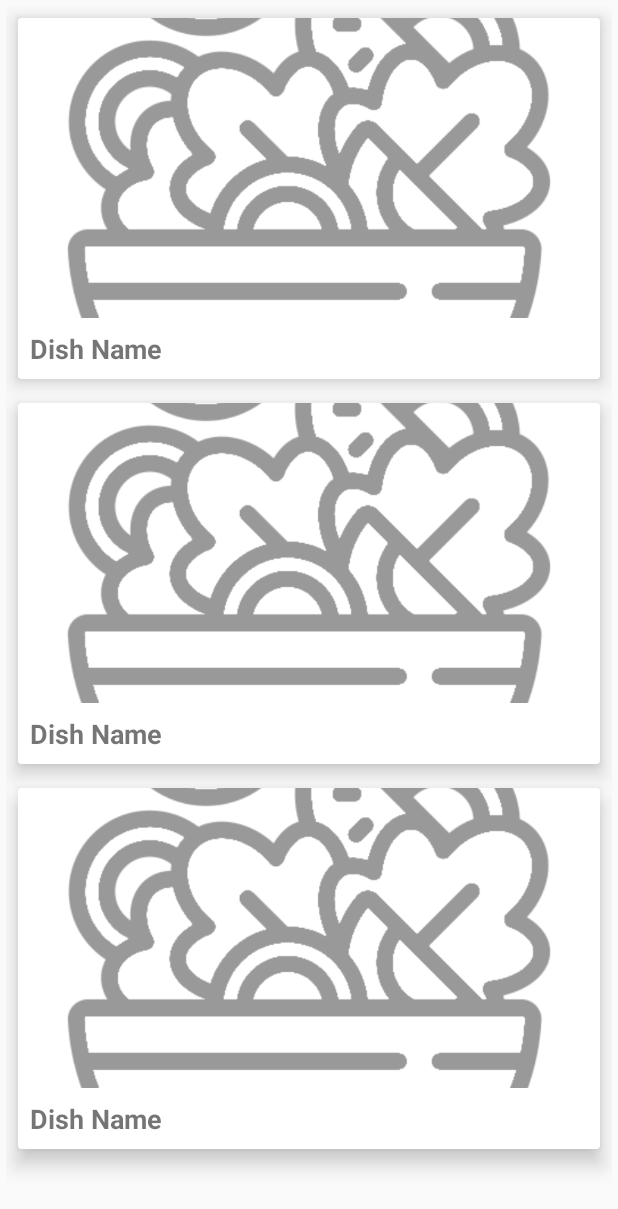
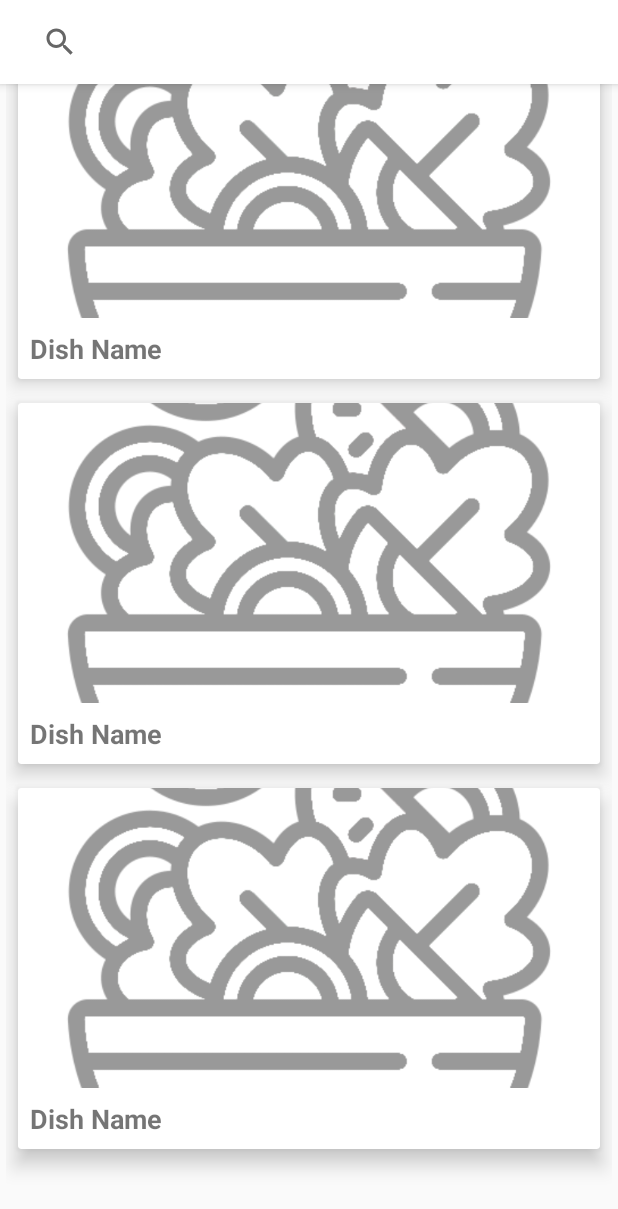
Before and after one commit to CarsonDDD/PantriPal-ACCI, an Android app: the layout activity_discovery.xml on its own in the app's theme, with its tools: preview values and no code run, on a phone screen of 412 x 824 dp. Shown: the top 1209 px of the screen. Run offline under Robolectric (Android 15) with nearby library versions, the phone set to English and light mode, and no system bars.

```diff
--- a/app/src/main/res/layout/activity_discovery.xml
+++ b/app/src/main/res/layout/activity_discovery.xml
@@ -1,9 +1,34 @@
 <?xml version="1.0" encoding="utf-8"?>
-<FrameLayout xmlns:android="http://schemas.android.com/apk/res/android"
+<androidx.coordinatorlayout.widget.CoordinatorLayout xmlns:android="http://schemas.android.com/apk/res/android"
+    xmlns:app="http://schemas.android.com/apk/res-auto"
     xmlns:tools="http://schemas.android.com/tools"
+    android:id="@+id/main_layout"
     android:layout_width="match_parent"
-    android:layout_height="match_parent"
-    tools:context=".presentation.fragments.discovery.DiscoveryActivity">
+    android:layout_height="match_parent">
+
+    <com.google.android.material.appbar.AppBarLayout
+        android:id="@+id/app_bar_layout"
+        android:layout_width="match_parent"
+        android:layout_height="wrap_content">
+
+        <androidx.appcompat.widget.Toolbar
+            android:id="@+id/toolbar"
+            android:layout_width="match_parent"
+            android:layout_height="wrap_content"
+            app:layout_scrollFlags="scroll|enterAlways"
+            android:background="@color/white"
+            android:elevation="4dp">
+
+            <androidx.appcompat.widget.SearchView
+                android:id="@+id/search_view"
+                android:layout_width="match_parent"
+                android:layout_height="wrap_content"
+                android:iconifiedByDefault="false"
+                app:queryHint="Apple pie . . ." />
+
+        </androidx.appcompat.widget.Toolbar>
+
+    </com.google.android.material.appbar.AppBarLayout>
 
     <androidx.recyclerview.widget.RecyclerView
         android:id="@+id/recycler_recipe"
@@ -13,4 +38,4 @@
         tools:listitem="@layout/recipe_card">
     </androidx.recyclerview.widget.RecyclerView>
 
-</FrameLayout>
+</androidx.coordinatorlayout.widget.CoordinatorLayout>
```
